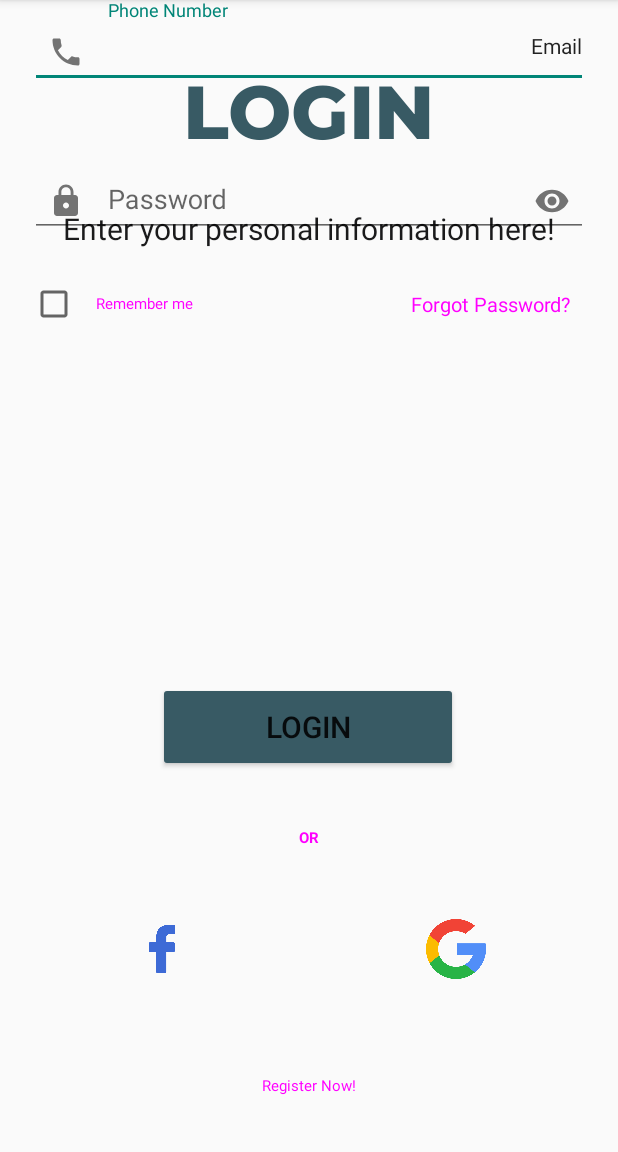
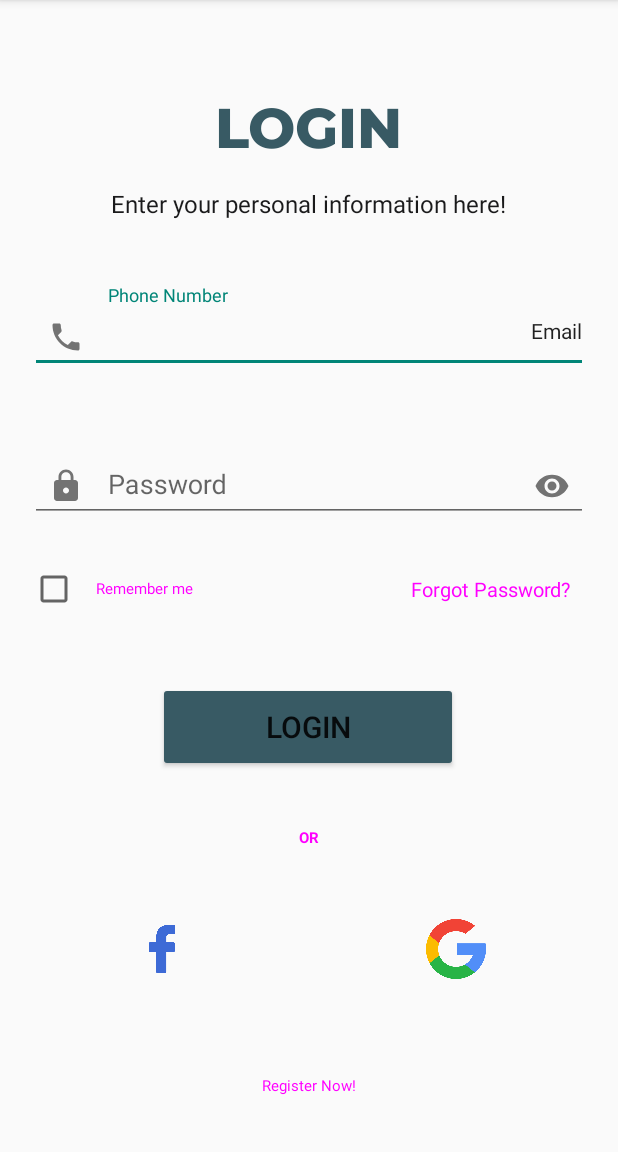
Before and after one commit to MoatazMhamdi/AgriConnect-Android, an Android app: the login screen opened directly, with no data from a screen before it, on a phone screen of 412 x 824 dp, the part 84-1236 px from its top. Run offline under Robolectric (Android 15) with nearby library versions, the phone set to English and light mode, and no system bars.

Commit message:
UI updated

```diff
--- a/AgriConnect2/app/src/main/java/tn/sim5/agriconnect/ui/ForgetPassword.kt
+++ b/AgriConnect2/app/src/main/java/tn/sim5/agriconnect/ui/ForgetPassword.kt
@@ -20,7 +20,10 @@ class ForgetPassword : AppCompatActivity() {
         super.onCreate(savedInstanceState)
         binding = ActivityForgetPasswordBinding.inflate(layoutInflater)
         setContentView(binding.root)
+        binding.btnReturn.setOnClickListener {
+            startActivity(Intent(this@ForgetPassword, login::class.java))
 
+        }
         binding.btnfrgtpss.setOnClickListener {
             val numTel = binding.tiPhone.text.toString()
 
--- a/AgriConnect2/app/src/main/java/tn/sim5/agriconnect/ui/Profile.kt
+++ b/AgriConnect2/app/src/main/java/tn/sim5/agriconnect/ui/Profile.kt
@@ -4,6 +4,7 @@ import android.content.Intent
 import androidx.appcompat.app.AppCompatActivity
 import android.os.Bundle
 import android.view.View
+import android.widget.Toast
 import androidx.lifecycle.Observer
 import androidx.lifecycle.ViewModelProvider
 import tn.sim5.agriconnect.ViewModels.FarmerLoginViewModel
@@ -53,7 +54,7 @@ class Profile : AppCompatActivity() {
             if (!sessionManager.isAuthenticated()) {
                 // Session cleared successfully, display a message or log a statement
                 println("Session cleared successfully")
-
+                Toast.makeText(this, "User Logged Out Succefuly", Toast.LENGTH_SHORT).show()
                 // Redirect to the login page
                 startActivity(Intent(this, login::class.java))
                 finish() // Close the current activity to prevent going back to the profile screen using the back button
--- a/AgriConnect2/app/src/main/java/tn/sim5/agriconnect/ui/SignUp.kt
+++ b/AgriConnect2/app/src/main/java/tn/sim5/agriconnect/ui/SignUp.kt
@@ -24,7 +24,10 @@ class SignUp : AppCompatActivity() {
         Log.d("SignUpActivity", "Button Clicked")
 
         viewModel = ViewModelProvider(this).get(FarmerSignUpViewModel::class.java)
+         binding.btnReturn.setOnClickListener {
+             startActivity(Intent(this, login::class.java))
 
+            }
         binding.btnSignUp.setOnClickListener {
             validateAndSignUp()
 
--- a/AgriConnect2/app/src/main/java/tn/sim5/agriconnect/ui/login.kt
+++ b/AgriConnect2/app/src/main/java/tn/sim5/agriconnect/ui/login.kt
@@ -42,13 +42,13 @@ class login : AppCompatActivity() {
         if (numTel.isNotEmpty() && password.isNotEmpty()) {
             viewModel.loginFarmer(numTel, password)
 
-           // startActivity(Intent(this, Profile::class.java))
+            startActivity(Intent(this, Profile::class.java))
             viewModel.loginResult.observe(this) { result ->
                 if (result == "Success") {
                     startActivity(Intent(this, Profile::class.java))
                 } else {
                     // Show a Toast message based on the result
-                    Toast.makeText(this, "Verify your Phone Number OR Password", Toast.LENGTH_SHORT).show()
+                    Toast.makeText(this, result, Toast.LENGTH_SHORT).show()
                 }
             }
 
--- a/AgriConnect2/app/src/main/res/layout/activity_login.xml
+++ b/AgriConnect2/app/src/main/res/layout/activity_login.xml
@@ -1,10 +1,24 @@
 <?xml version="1.0" encoding="utf-8"?>
+
 <androidx.constraintlayout.widget.ConstraintLayout xmlns:android="http://schemas.android.com/apk/res/android"
     xmlns:app="http://schemas.android.com/apk/res-auto"
     xmlns:tools="http://schemas.android.com/tools"
     android:layout_width="match_parent"
     android:layout_height="match_parent"
     tools:context=".ui.login">
+
+    <ImageView
+        android:id="@+id/ivLogo"
+        android:layout_width="0dp"
+        android:layout_height="150dp"
+        android:layout_margin="20dp"
+        android:contentDescription="Content_description_facebook_button"
+        android:padding="10dp"
+        android:visibility="invisible"
+        app:layout_constraintEnd_toEndOf="parent"
+        app:layout_constraintStart_toStartOf="parent"
+        app:layout_constraintTop_toTopOf="parent"
+        app:srcCompat="@drawable/logo" />
 
     <TextView
         android:id="@+id/textView"
@@ -13,13 +27,13 @@
         android:fontFamily="@font/montserrat_extrabold"
         android:text="LOGIN"
         android:textColor="#385A64"
-        android:textSize="50sp"
+        android:textSize="37sp"
         android:textStyle="bold"
         app:layout_constraintBottom_toBottomOf="parent"
         app:layout_constraintEnd_toEndOf="parent"
         app:layout_constraintStart_toStartOf="parent"
         app:layout_constraintTop_toTopOf="parent"
-        app:layout_constraintVertical_bias="0.061" />
+        app:layout_constraintVertical_bias="0.086" />
 
     <TextView
         android:id="@+id/text"
@@ -27,31 +41,32 @@
         android:layout_height="wrap_content"
         android:text="Enter your personal information here!"
         android:textColor="#1A1A1B"
-        android:textSize="20sp"
+        android:textSize="16sp"
         app:layout_constraintBottom_toBottomOf="parent"
         app:layout_constraintEnd_toEndOf="parent"
+        app:layout_constraintHorizontal_bias="0.496"
         app:layout_constraintStart_toStartOf="parent"
         app:layout_constraintTop_toTopOf="parent"
-        app:layout_constraintVertical_bias="0.187" />
+        app:layout_constraintVertical_bias="0.167" />
 
     <com.google.android.material.textfield.TextInputLayout
         android:id="@+id/tiEmailLayout"
         android:layout_width="match_parent"
         android:layout_height="wrap_content"
+        android:hint="Phone Number"
         android:layout_margin="20dp"
-        android:hint="Phone Number"
+        app:startIconDrawable="@drawable/phone"
         app:errorEnabled="true"
+        app:suffixText="Email"
         app:layout_constraintEnd_toEndOf="parent"
         app:layout_constraintStart_toStartOf="parent"
-        app:startIconDrawable="@drawable/phone"
-        app:suffixText="Email"
-        tools:layout_editor_absoluteY="190dp">
+        app:layout_constraintTop_toBottomOf="@+id/ivLogo">
 
         <com.google.android.material.textfield.TextInputEditText
             android:id="@+id/tiPhone"
             android:layout_width="match_parent"
             android:layout_height="wrap_content"
-            android:inputType="textEmailAddress" />
+            android:inputType="textEmailAddress"/>
 
     </com.google.android.material.textfield.TextInputLayout>
 
@@ -117,7 +132,6 @@
         android:layout_width="match_parent"
         android:layout_height="wrap_content"
         android:layout_margin="20dp"
-        android:layout_marginTop="40dp"
         android:gravity="center"
         android:text="OR"
         android:textStyle="bold"
--- a/AgriConnect2/app/src/main/res/layout/activity_otp.xml
+++ b/AgriConnect2/app/src/main/res/layout/activity_otp.xml
@@ -36,7 +36,7 @@
         android:fontFamily="@font/montserrat_extrabold"
         android:text="OTP Verification"
         android:textColor="#385A64"
-        android:textSize="30sp"
+        android:textSize="25sp"
         android:textStyle="bold"
         app:layout_constraintBottom_toBottomOf="parent"
         app:layout_constraintEnd_toEndOf="parent"
--- a/AgriConnect2/app/src/main/res/layout/activity_reset.xml
+++ b/AgriConnect2/app/src/main/res/layout/activity_reset.xml
@@ -36,7 +36,7 @@
         android:fontFamily="@font/montserrat_extrabold"
         android:text="Reset Password"
         android:textColor="#385A64"
-        android:textSize="30sp"
+        android:textSize="25sp"
         android:textStyle="bold"
         app:layout_constraintBottom_toBottomOf="parent"
         app:layout_constraintEnd_toEndOf="parent"
```
Also changed, not shown: AgriConnect2/app/src/main/res/layout/activity_first_page.xml (+9 -9 lines), AgriConnect2/app/src/main/res/layout/activity_forget_password.xml (+12 -4 lines), AgriConnect2/app/src/main/res/layout/activity_profile.xml (+4 -5 lines), AgriConnect2/app/src/main/res/layout/activity_sign_up.xml (+5 -4 lines), AgriConnect2/app/src/main/res/drawable/app.png (added), 1 other file.
